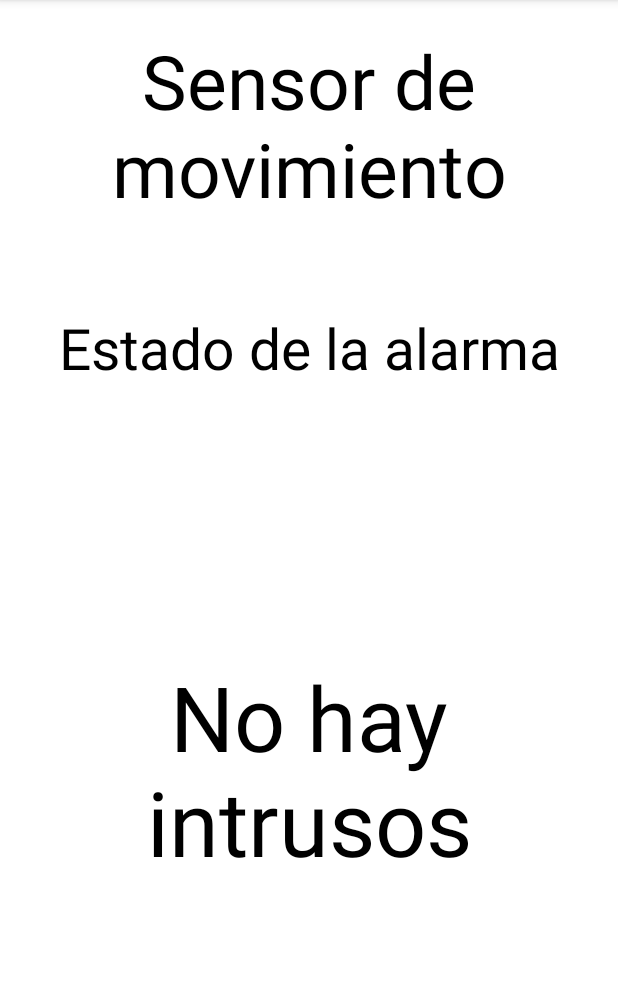
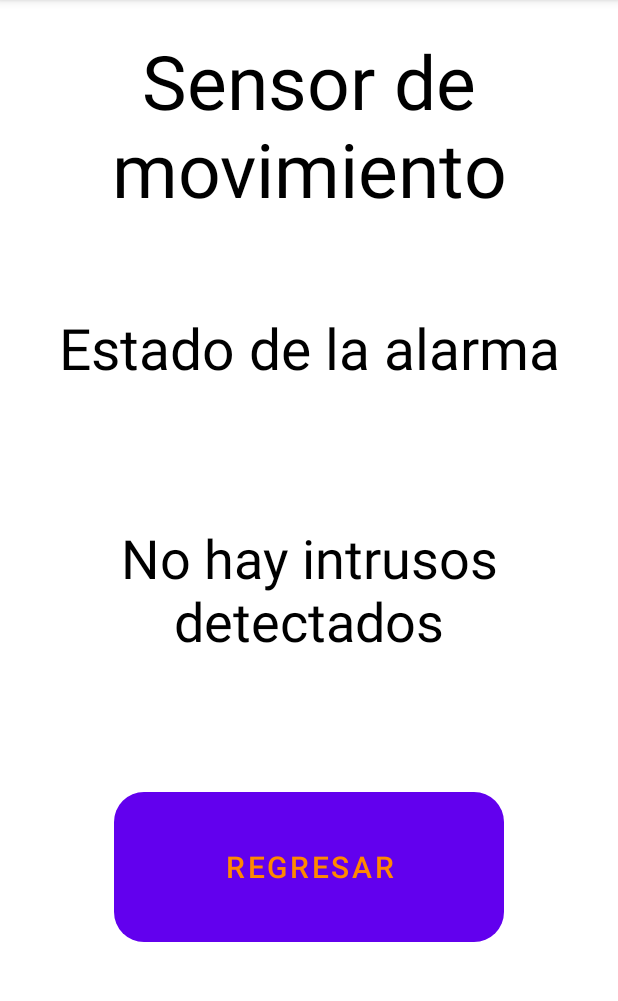
Before and after one commit to danielS2001/Android_Studio_Project, an Android app: the movementActivity screen opened directly, with no data from a screen before it, on a phone screen of 412 x 824 dp, the part 84-1085 px from its top. Run offline under Robolectric (Android 15) with nearby library versions, the light colour scheme and no system bars.

Commit message:
Se cambió el manifest y se agregó el icono de cloud
Se hicieron cambios en el front end y en el archivo de manifest.

```diff
--- a/app/src/main/AndroidManifest.xml
+++ b/app/src/main/AndroidManifest.xml
@@ -20,13 +20,13 @@
         tools:targetApi="31">
         <activity
             android:name=".tempActivity"
-            android:exported="false" />
+            android:exported="true" />
         <activity
             android:name=".soundActivity"
-            android:exported="false" />
+            android:exported="true" />
         <activity
             android:name=".movementActivity"
-            android:exported="false" />
+            android:exported="true" />
         <activity
             android:name=".SelectDeviceActivity"
             android:exported="true" />
--- a/app/src/main/java/com/example/arduinoapp/MainActivity.java
+++ b/app/src/main/java/com/example/arduinoapp/MainActivity.java
@@ -316,6 +316,4 @@ public class MainActivity extends AppCompatActivity {
         a.setFlags(Intent.FLAG_ACTIVITY_NEW_TASK);
         startActivity(a);
     }
-
-
 }
--- /dev/null
+++ b/app/src/main/res/drawable/ic_baseline_cloud_24.xml
@@ -0,0 +1,5 @@
+<vector android:height="24dp" android:tint="#000000"
+    android:viewportHeight="24" android:viewportWidth="24"
+    android:width="24dp" xmlns:android="http://schemas.android.com/apk/res/android">
+    <path android:fillColor="@android:color/white" android:pathData="M19.35,10.04C18.67,6.59 15.64,4 12,4 9.11,4 6.6,5.64 5.35,8.04 2.34,8.36 0,10.91 0,14c0,3.31 2.69,6 6,6h13c2.76,0 5,-2.24 5,-5 0,-2.64 -2.05,-4.78 -4.65,-4.96z"/>
+</vector>
--- a/app/src/main/res/layout/activity_movement.xml
+++ b/app/src/main/res/layout/activity_movement.xml
@@ -30,27 +30,21 @@
         android:layout_height="wrap_content"
         android:text="No hay intrusos detectados"
         android:textColor="@color/colorOff"
-        android:textSize="60dp"
+        android:textSize="36dp"
         android:textAlignment="center"
-        android:paddingTop="180dp"
-        android:paddingBottom="180dp"></TextView>
+        android:paddingTop="90dp"
+        android:paddingBottom="90dp"></TextView>
 
-    <LinearLayout
-        android:layout_width="match_parent"
-        android:layout_height="wrap_content"
-        android:orientation="vertical"
-        android:gravity="center">
-
-        <Button
-            android:layout_width="260dp"
-            android:layout_height="100dp"
-            android:text="Regresar"
-            android:textSize="35dp"
-            android:background="@drawable/shapes"
-            android:id="@+id/btnBack"></Button>
+    <Button
+        android:layout_width="260dp"
+        android:layout_height="100dp"
+        android:text="Regresar"
+        android:textSize="20dp"
+        android:background="@drawable/shapes"
+        android:id="@+id/btnBack"
+        android:layout_gravity="center"></Button>
 
 
 
-    </LinearLayout>
 
 </LinearLayout>
```
Also changed, not shown: app/src/main/res/layout/activity_main.xml (+40 -50 lines).
